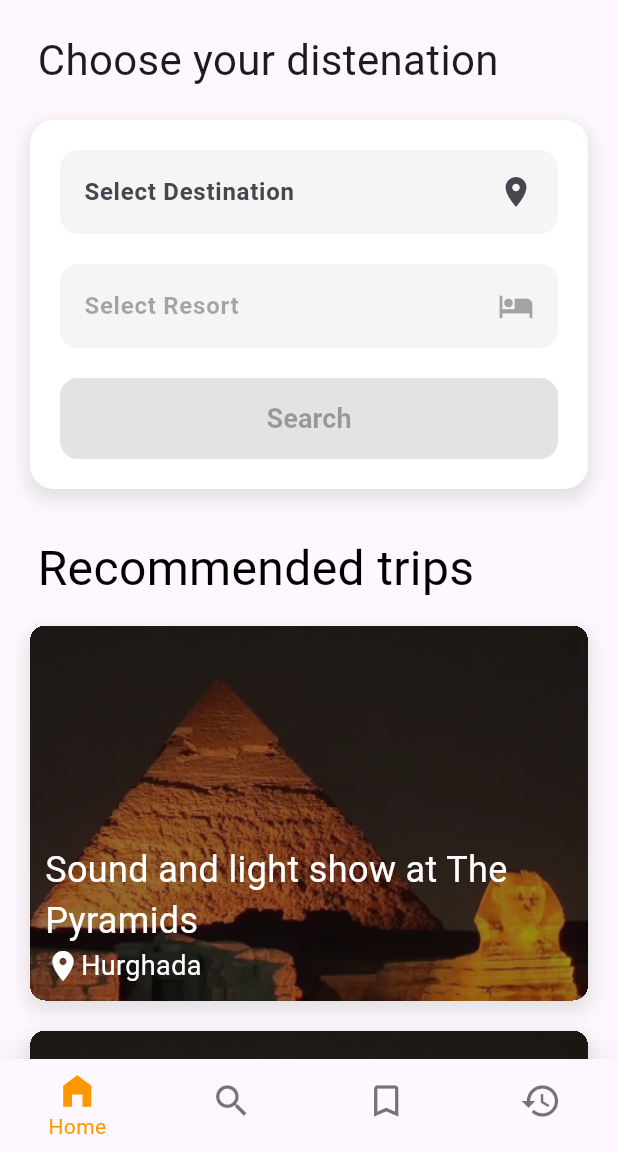
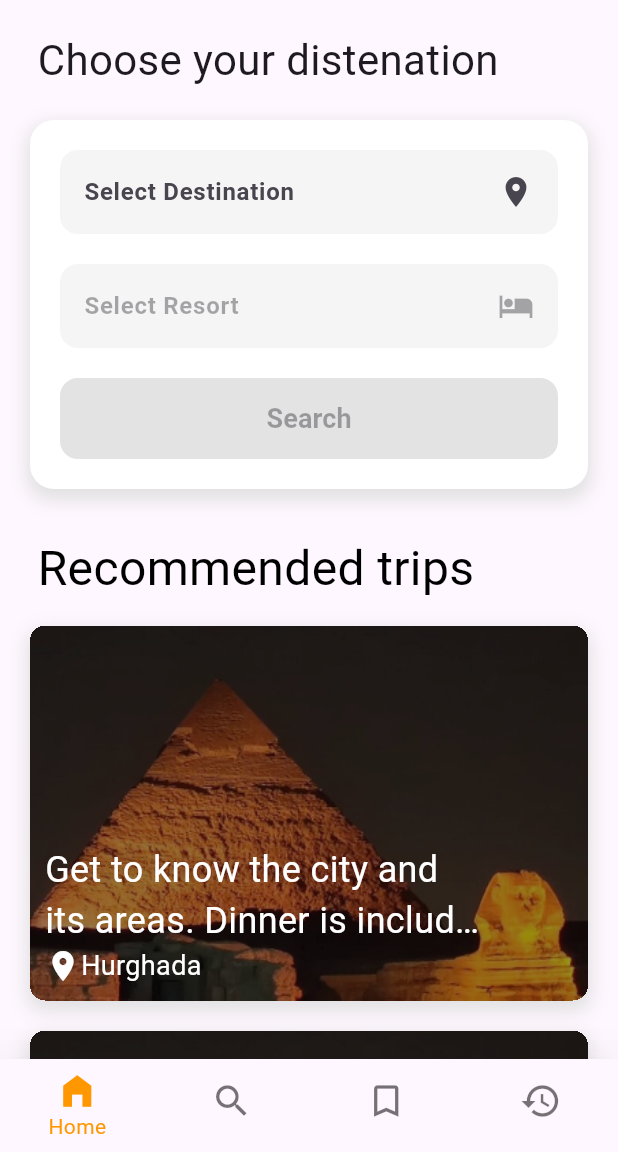
Before and after one commit to HamzaElshennawy/your_global_trip, a Flutter app: the screen it shows after launch, on a phone screen of 412 x 824 dp, the part 84-1236 px from its top. Run offline on Flutter 3.47's test engine with Material 3 defaults, Android fonts, the light colour scheme and no system bars.

Commit message:
add locationDescription and enhance location_card visuals and limits the description to 2 lines and add ellipsis to the end to indicates that the text is long and got trancated.

```diff
--- a/lib/pages/home_page.dart
+++ b/lib/pages/home_page.dart
@@ -12,22 +12,34 @@ class HomePage extends StatelessWidget {
     var locations = [
       [
         "Hurghada",
-        "https://booking.yourglobaltrip.com/images/HRG/2 HRG GIFT.jpg"
+        "https://booking.yourglobaltrip.com/images/HRG/2 HRG GIFT.jpg",
+        "Get to know the city and its areas. Dinner is included.",
       ],
       [
         "Marsa Alam",
-        "https://booking.yourglobaltrip.com/images/RMF/28 RMF SATA.jpg"
+        "https://booking.yourglobaltrip.com/images/RMF/28 RMF SATA.jpg",
+        "Experience the local atmosphere in one of the oldest Red Sea towns. The town was part of the old pilgrim route to Mecca.",
       ],
       [
         "Sharm Al-Sheikh",
-        "https://booking.yourglobaltrip.com/images/SSH/46 SSH CIT2.jpg"
+        "https://booking.yourglobaltrip.com/images/SSH/46 SSH CIT2.jpg",
+        "Get to know the city and its areas. Your guide will show you places of interest and landmarks in Sharm.",
       ],
-      ["Aswan", "https://booking.yourglobaltrip.com/images/ASW/80 NUBIAN.jpg"],
+      [
+        "Aswan",
+        "https://booking.yourglobaltrip.com/images/ASW/80 NUBIAN.jpg",
+        "A half-day visit in Aswan to the Philae Temple, the High Dam and the unfinished obelisk at the granite quarry. ",
+      ],
       [
         "Cairo",
-        "https://booking.yourglobaltrip.com/images/CAI/83 CAI SOPY.jpg"
+        "https://booking.yourglobaltrip.com/images/CAI/83 CAI SOPY.jpg",
+        "Evening tour to the Sound & Light show by the Pyramids of Giza including transport, and entry fees.",
       ],
-      ["Luxor", "https://booking.yourglobaltrip.com/images/LXR/69 WEST1.jpg"],
+      [
+        "Luxor",
+        "https://booking.yourglobaltrip.com/images/LXR/69 WEST1.jpg",
+        "Float in a hot air balloon over the Nile and the west bank of Luxor at sunrise.",
+      ],
     ];
     return Scaffold(
       appBar: CustomAppBar(
@@ -64,6 +76,7 @@ class HomePage extends StatelessWidget {
                     return LocationCard(
                       locationName: locations[index][0],
                       locationImageUrl: locations[index][1],
+                      locationDescription: locations[index][2],
                       onTap: () => {
                         Navigator.push(
                           context,
--- a/lib/tiles/location_card.dart
+++ b/lib/tiles/location_card.dart
@@ -3,11 +3,13 @@ import 'package:flutter/material.dart';
 class LocationCard extends StatelessWidget {
   final String locationName;
   final String locationImageUrl;
+  final String locationDescription;
   final VoidCallback onTap;
 
   const LocationCard({
     required this.locationName,
     required this.locationImageUrl,
+    required this.locationDescription,
     required this.onTap,
     super.key,
   });
@@ -47,12 +49,17 @@ class LocationCard extends StatelessWidget {
                 mainAxisAlignment: MainAxisAlignment.end,
                 crossAxisAlignment: CrossAxisAlignment.start,
                 children: [
-                  Text(
-                    "Sound and light show at The Pyramids",
-                    textWidthBasis: TextWidthBasis.parent,
-                    style: TextStyle(
-                      fontSize: 24,
-                      color: Colors.white,
+                  FractionallySizedBox(
+                    widthFactor: 0.8,
+                    child: Text(
+                      maxLines: 2,
+                      softWrap: true,
+                      overflow: TextOverflow.ellipsis,
+                      locationDescription,
+                      style: TextStyle(
+                        fontSize: 24,
+                        color: Colors.white,
+                      ),
                     ),
                   ),
                   Row(
```
